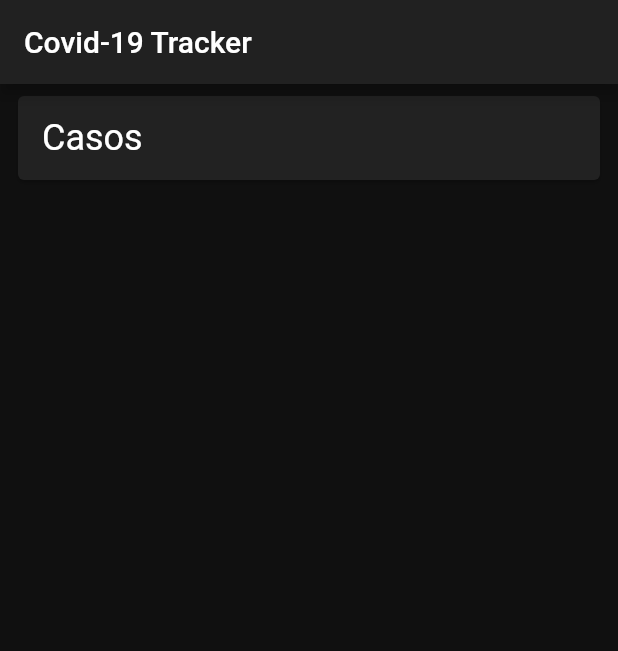
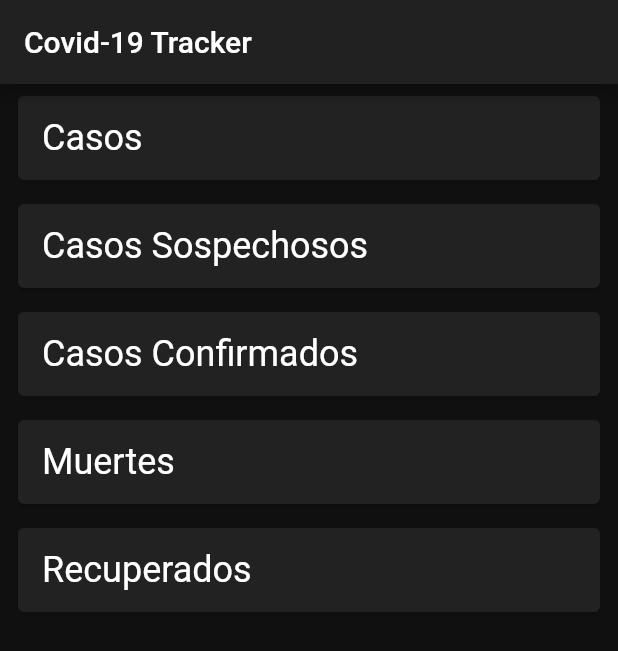
Before and after one commit to CodingLikeaMonster/covid19_app, a Flutter app: the screen it shows after launch, on a phone screen of 412 x 824 dp. Shown: the top 651 px of the screen. Run offline on Flutter 3.47's test engine with Material 2 defaults, Android fonts, the phone set to English and light mode, and no system bars; network calls fail.

Commit message:
Refactorizacion de codigo

```diff
--- a/lib/ui/dashboard.dart
+++ b/lib/ui/dashboard.dart
@@ -1,4 +1,5 @@
 import 'package:covid19_app/app/repositories/data_repository.dart';
+import 'package:covid19_app/app/repositories/endpoints_data.dart';
 import 'package:covid19_app/app/services/api.dart';
 import 'package:covid19_app/ui/endpoint_card.dart';
 import 'package:flutter/material.dart';
@@ -10,18 +11,17 @@ class Dashboard extends StatefulWidget {
 }
 
 class _DashboardState extends State<Dashboard> {
-  int _cases;
+  EndpointsData _endpointsData;
   @override
   void initState() {
     super.initState();
     _updateData();
   }
 
-  @override
   Future<void> _updateData() async {
     final dataRepository = Provider.of<DataRepository>(context, listen: false);
-    final cases = await dataRepository.getEndpointData(Endpoint.cases);
-    setState(() => _cases = cases);
+    final endpointsData = await dataRepository.getAllEndpointsData();
+    setState(() => _endpointsData = endpointsData);
   }
 
   Widget build(BuildContext context) {
@@ -33,7 +33,12 @@ class _DashboardState extends State<Dashboard> {
         onRefresh: _updateData,
         child: ListView(
           children: <Widget>[
-            EndpointCard(endpoint: Endpoint.cases, value: _cases)
+            for (var endpoint in Endpoint.values)
+              EndpointCard(
+                  endpoint: endpoint,
+                  value: _endpointsData != null
+                      ? _endpointsData.values[endpoint]
+                      : null)
           ],
         ),
       ),
--- a/lib/ui/endpoint_card.dart
+++ b/lib/ui/endpoint_card.dart
@@ -5,6 +5,14 @@ class EndpointCard extends StatelessWidget {
   const EndpointCard({Key key, this.endpoint, this.value}) : super(key: key);
   final Endpoint endpoint;
   final int value;
+
+  static Map<Endpoint, String> _cardTitles = {
+    Endpoint.cases: 'Casos',
+    Endpoint.casesSuspected: 'Casos Sospechosos',
+    Endpoint.casesConfirmed: 'Casos Confirmados',
+    Endpoint.deaths: 'Muertes',
+    Endpoint.recovered: 'Recuperados'
+  };
 
   @override
   Widget build(BuildContext context) {
@@ -16,7 +24,8 @@ class EndpointCard extends StatelessWidget {
           child: Row(
             mainAxisAlignment: MainAxisAlignment.spaceBetween,
             children: <Widget>[
-              Text('Casos', style: Theme.of(context).textTheme.headline5),
+              Text(_cardTitles[endpoint],
+                  style: Theme.of(context).textTheme.headline5),
               Text(value != null ? value.toString() : '',
                   style: Theme.of(context).textTheme.headline4)
             ],
```
